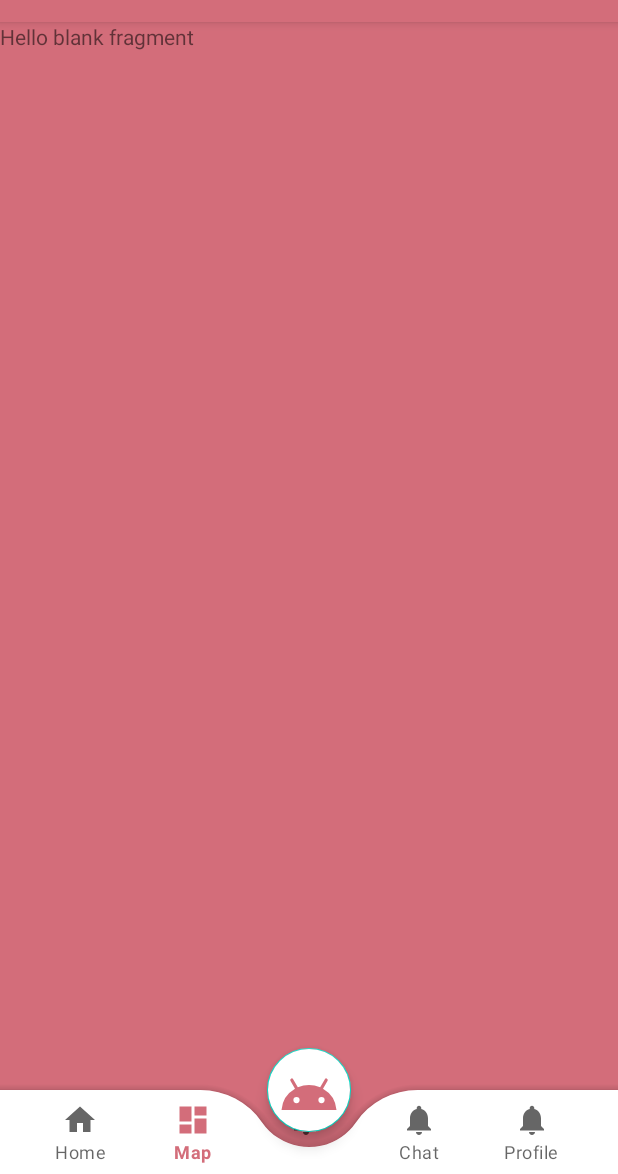
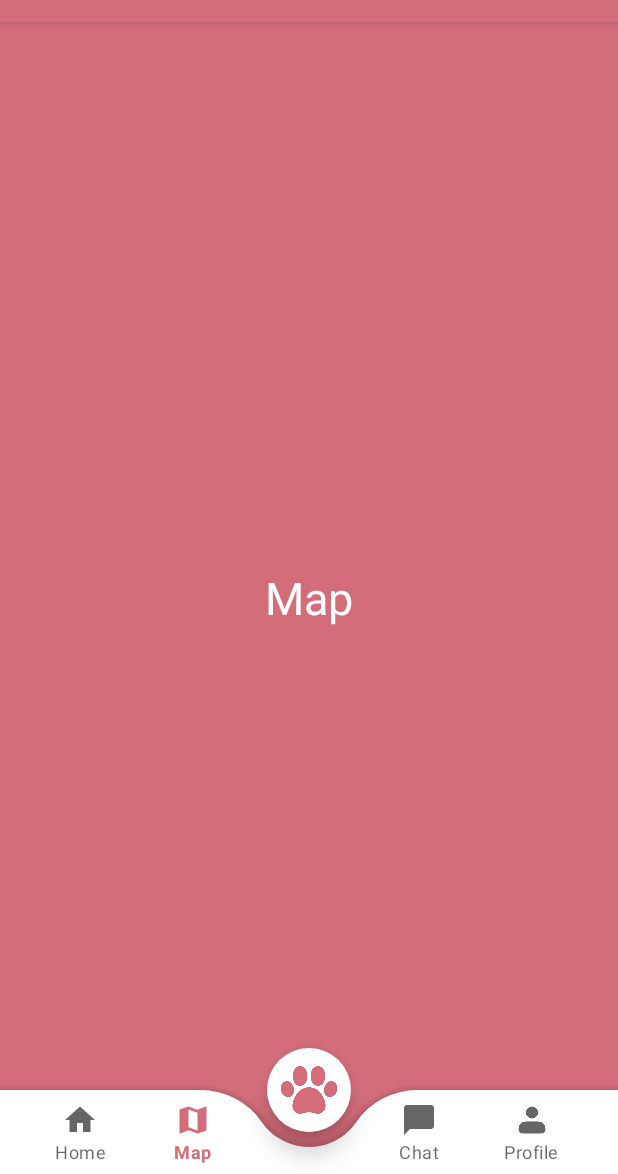
Before and after one commit to nathaliu/PawPal, an Android app: the screen it shows after launch (MainActivity), item 2 of the bottom bar chosen, on a phone screen of 412 x 824 dp, the part 62-1236 px from its top. Run offline under Robolectric (Android 15) with nearby library versions, the phone set to English and light mode, and no system bars.

Commit message:
Correction - Code fix - Add new icons - App launchable now

```diff
--- a/app/src/main/java/com/example/pawpal/MainActivity.java
+++ b/app/src/main/java/com/example/pawpal/MainActivity.java
@@ -1,11 +1,12 @@
 package com.example.pawpal;
+
+import android.os.Bundle;
 
 import androidx.appcompat.app.AppCompatActivity;
 import androidx.fragment.app.Fragment;
 import androidx.fragment.app.FragmentManager;
 import androidx.fragment.app.FragmentTransaction;
 
-import android.os.Bundle;
 import com.example.pawpal.databinding.ActivityMainBinding;
 
 public class MainActivity extends AppCompatActivity {
@@ -22,27 +23,17 @@ public class MainActivity extends AppCompatActivity {
         binding.bottomNavigationView.setBackground(null);
 
         binding.bottomNavigationView.setOnItemSelectedListener(item -> {
-
-            switch (item.getItemId()) {
-                case R.id.nav_home:
-                    replaceFragment(new HomeFragment());
-                    break;
-
-                case R.id.nav_map:
-                    replaceFragment(new MapFragment());
-                    break;
-
-                case R.id.nav_chat:
-                    replaceFragment(new ChatFragment());
-                    break;
-
-                case R.id.nav_profile:
-                    replaceFragment(new ProfileFragment());
-                    break;
+            int itemId = item.getItemId();
+            if (itemId == R.id.nav_home) {
+                replaceFragment(new HomeFragment());
+            } else if (itemId == R.id.nav_map) {
+                replaceFragment(new MapFragment());
+            } else if (itemId == R.id.nav_chat) {
+                replaceFragment(new ChatFragment());
+            } else if (itemId == R.id.nav_profile) {
+                replaceFragment(new ProfileFragment());
             }
-
             return true;
-
         });
 
     }
--- a/app/src/main/res/drawable/ic_baseline_add_24.xml
+++ /dev/null
@@ -1,5 +0,0 @@
-<vector android:height="24dp" android:tint="#000000"
-    android:viewportHeight="24" android:viewportWidth="24"
-    android:width="24dp" xmlns:android="http://schemas.android.com/apk/res/android">
-    <path android:fillColor="#FF000000" android:pathData="M17.6,11.48 L19.44,8.3a0.63,0.63 0,0 0,-1.09 -0.63l-1.88,3.24a11.43,11.43 0,0 0,-8.94 0L5.65,7.67a0.63,0.63 0,0 0,-1.09 0.63L6.4,11.48A10.81,10.81 0,0 0,1 20L23,20A10.81,10.81 0,0 0,17.6 11.48ZM7,17.25A1.25,1.25 0,1 1,8.25 16,1.25 1.25,0 0,1 7,17.25ZM17,17.25A1.25,1.25 0,1 1,18.25 16,1.25 1.25,0 0,1 17,17.25Z"/>
-</vector>
--- /dev/null
+++ b/app/src/main/res/drawable/ic_baseline_chat_bubble_24.xml
@@ -0,0 +1,5 @@
+<vector android:height="24dp" android:tint="#000000"
+    android:viewportHeight="24" android:viewportWidth="24"
+    android:width="24dp" xmlns:android="http://schemas.android.com/apk/res/android">
+    <path android:fillColor="@android:color/white" android:pathData="M20,2H4c-1.1,0 -2,0.9 -2,2v18l4,-4h14c1.1,0 2,-0.9 2,-2V4c0,-1.1 -0.9,-2 -2,-2z"/>
+</vector>
--- /dev/null
+++ b/app/src/main/res/drawable/ic_baseline_map_24.xml
@@ -0,0 +1,5 @@
+<vector android:height="24dp" android:tint="#000000"
+    android:viewportHeight="24" android:viewportWidth="24"
+    android:width="24dp" xmlns:android="http://schemas.android.com/apk/res/android">
+    <path android:fillColor="@android:color/white" android:pathData="M20.5,3l-0.16,0.03L15,5.1 9,3 3.36,4.9c-0.21,0.07 -0.36,0.25 -0.36,0.48V20.5c0,0.28 0.22,0.5 0.5,0.5l0.16,-0.03L9,18.9l6,2.1 5.64,-1.9c0.21,-0.07 0.36,-0.25 0.36,-0.48V3.5c0,-0.28 -0.22,-0.5 -0.5,-0.5zM15,19l-6,-2.11V5l6,2.11V19z"/>
+</vector>
--- a/app/src/main/res/layout/activity_main.xml
+++ b/app/src/main/res/layout/activity_main.xml
@@ -37,9 +37,12 @@
         android:layout_width="wrap_content"
         android:layout_height="wrap_content"
         android:backgroundTint="@color/white"
-        android:src="@drawable/ic_baseline_add_24"
+        android:src="@drawable/ic_paw"
         app:layout_anchor="@id/bottomAppBar"
         app:maxImageSize="40dp"
-        app:tint ="@color/pink"/>
+        app:borderWidth="0dp"
+        app:elevation="10dp"
+        app:tint ="@color/pink"
+        android:contentDescription="@string/title_paw" />
 
 </androidx.coordinatorlayout.widget.CoordinatorLayout>
--- a/app/src/main/res/layout/fragment_map.xml
+++ b/app/src/main/res/layout/fragment_map.xml
@@ -3,12 +3,16 @@
     xmlns:tools="http://schemas.android.com/tools"
     android:layout_width="match_parent"
     android:layout_height="match_parent"
+    android:background="@color/pink"
     tools:context=".MapFragment">
 
     <!-- TODO: Update blank fragment layout -->
     <TextView
         android:layout_width="match_parent"
         android:layout_height="match_parent"
-        android:text="@string/hello_blank_fragment" />
+        android:text="@string/title_map"
+        android:gravity="center"
+        android:textSize="30sp"
+        android:textColor="@color/white"/>
 
 </FrameLayout>
--- a/app/src/main/res/menu/bottom_nav_menu.xml
+++ b/app/src/main/res/menu/bottom_nav_menu.xml
@@ -8,21 +8,22 @@
 
     <item
         android:id="@+id/nav_map"
-        android:icon="@drawable/ic_dashboard_black_24dp"
+        android:icon="@drawable/ic_baseline_map_24"
         android:title="@string/title_map" />
 
     <item
         android:id="@+id/nav_paw"
-        android:icon="@drawable/ic_notifications_black_24dp" />
+        android:title=""
+        android:enabled="false"/>
 
     <item
         android:id="@+id/nav_chat"
-        android:icon="@drawable/ic_notifications_black_24dp"
+        android:icon="@drawable/ic_baseline_chat_bubble_24"
         android:title="@string/title_chat" />
 
     <item
         android:id="@+id/nav_profile"
-        android:icon="@drawable/ic_notifications_black_24dp"
+        android:icon="@drawable/ic_profile"
         android:title="@string/title_profile" />
 
 </menu>
```
Also changed, not shown: app/src/main/res/navigation/mobile_navigation.xml (deleted, +0 -32 lines), app/src/main/res/drawable/ic_paw.png (added), app/src/main/res/drawable/ic_profile.png (added).
